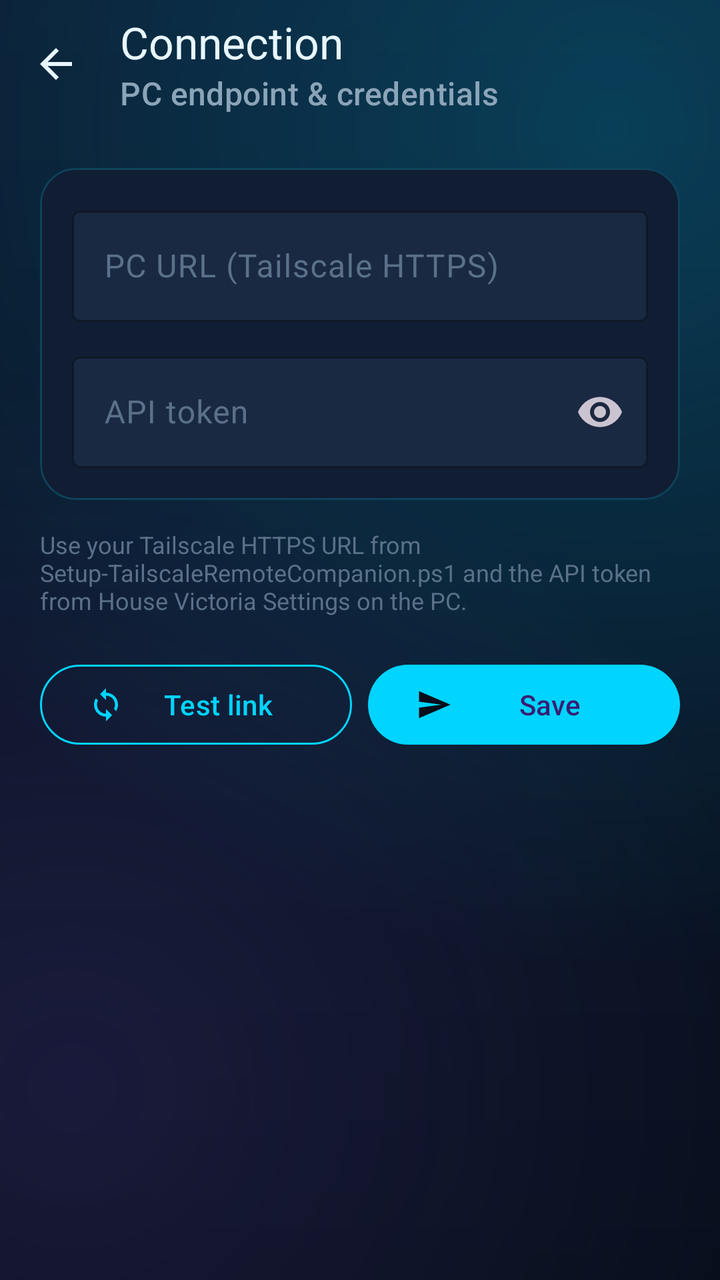
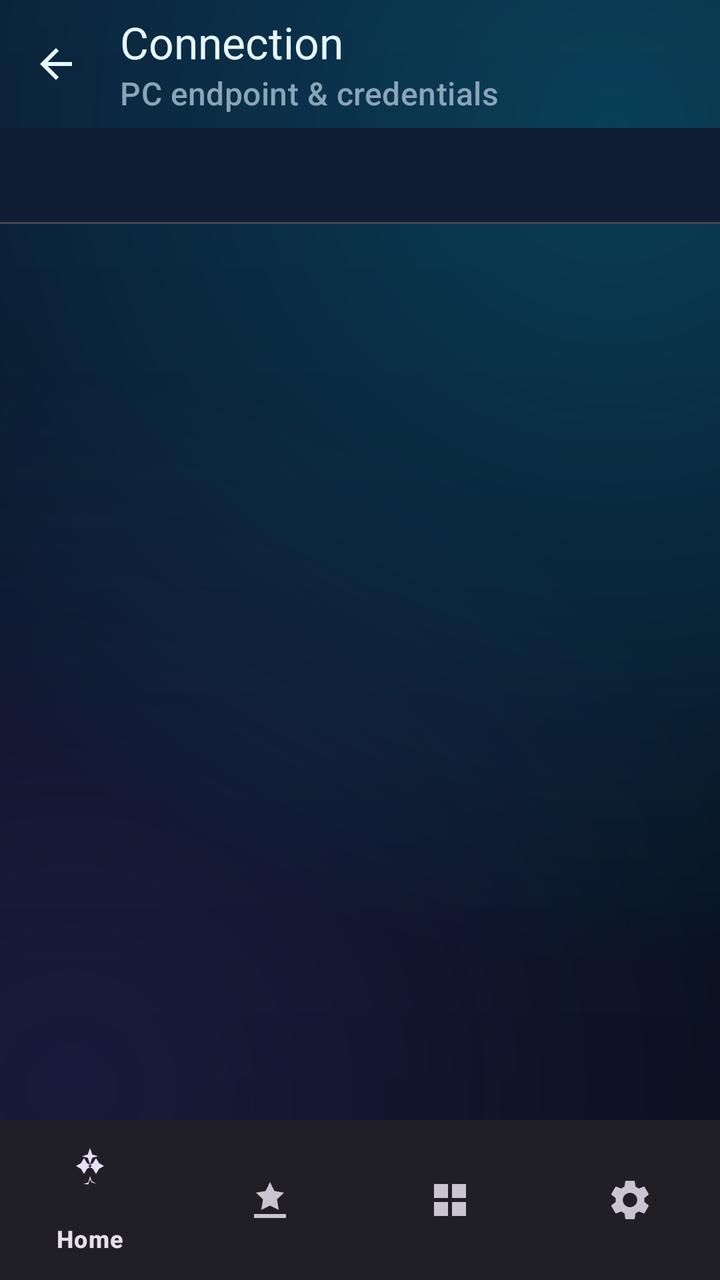

The first picture is an Android layout as it rendered before a commit; the second is the same layout after the commit. The layout source and the unified diff follow.
<!-- AndroidManifest.xml: application theme Theme.RemoteCompanion -->
<!-- res/layout/activity_settings.xml -->
<?xml version="1.0" encoding="utf-8"?>
<androidx.coordinatorlayout.widget.CoordinatorLayout xmlns:android="http://schemas.android.com/apk/res/android"
    xmlns:app="http://schemas.android.com/apk/res-auto"
    android:layout_width="match_parent"
    android:layout_height="match_parent"
    android:background="@drawable/bg_mesh"
    android:fitsSystemWindows="true">

    <com.google.android.material.appbar.AppBarLayout
        android:layout_width="match_parent"
        android:layout_height="wrap_content"
        android:background="@android:color/transparent"
        app:elevation="0dp">

        <com.google.android.material.appbar.MaterialToolbar
            android:id="@+id/settingsToolbar"
            style="@style/Widget.RemoteCompanion.Toolbar"
            android:layout_width="match_parent"
            android:layout_height="?attr/actionBarSize"
            app:navigationIcon="@drawable/ic_back"
            app:subtitle="@string/settings_subtitle"
            app:title="@string/settings_title" />
    </com.google.android.material.appbar.AppBarLayout>

    <androidx.core.widget.NestedScrollView
        android:layout_width="match_parent"
        android:layout_height="match_parent"
        android:padding="20dp"
        app:layout_behavior="@string/appbar_scrolling_view_behavior">

        <LinearLayout
            android:layout_width="match_parent"
            android:layout_height="wrap_content"
            android:orientation="vertical">

            <com.google.android.material.card.MaterialCardView
                android:layout_width="match_parent"
                android:layout_height="wrap_content"
                app:cardBackgroundColor="@color/hv_surface"
                app:cardCornerRadius="18dp"
                app:strokeColor="@color/hv_bubble_stroke"
                app:strokeWidth="1dp">

                <LinearLayout
                    android:layout_width="match_parent"
                    android:layout_height="wrap_content"
                    android:orientation="vertical"
                    android:padding="16dp">

                    <com.google.android.material.textfield.TextInputLayout
                        style="@style/Widget.RemoteCompanion.InputBar"
                        android:layout_width="match_parent"
                        android:layout_height="wrap_content"
                        android:hint="@string/hint_base_url">

                        <com.google.android.material.textfield.TextInputEditText
                            android:id="@+id/settingsBaseUrl"
                            android:layout_width="match_parent"
                            android:layout_height="wrap_content"
                            android:inputType="textUri"
                            android:singleLine="true"
                            android:textColor="@color/hv_text_primary" />
                    </com.google.android.material.textfield.TextInputLayout>

                    <com.google.android.material.textfield.TextInputLayout
                        style="@style/Widget.RemoteCompanion.InputBar"
                        android:layout_width="match_parent"
                        android:layout_height="wrap_content"
                        android:layout_marginTop="12dp"
                        android:hint="@string/hint_api_token"
                        app:endIconMode="password_toggle">

                        <com.google.android.material.textfield.TextInputEditText
                            android:id="@+id/settingsToken"
                            android:layout_width="match_parent"
                            android:layout_height="wrap_content"
                            android:inputType="textPassword"
                            android:singleLine="true"
                            android:textColor="@color/hv_text_primary" />
                    </com.google.android.material.textfield.TextInputLayout>
                </LinearLayout>
            </com.google.android.material.card.MaterialCardView>

            <TextView
                android:layout_width="match_parent"
                android:layout_height="wrap_content"
                android:layout_marginTop="14dp"
                android:text="@string/settings_help"
                android:textColor="@color/hv_text_muted"
                android:textSize="12sp" />

            <LinearLayout
                android:layout_width="match_parent"
                android:layout_height="wrap_content"
                android:layout_marginTop="20dp"
                android:orientation="horizontal">

                <com.google.android.material.button.MaterialButton
                    android:id="@+id/settingsTestButton"
                    style="@style/Widget.Material3.Button.OutlinedButton"
                    android:layout_width="0dp"
                    android:layout_height="wrap_content"
                    android:layout_marginEnd="8dp"
                    android:layout_weight="1"
                    android:text="@string/button_test_connection"
                    app:icon="@drawable/ic_refresh"
                    app:strokeColor="@color/hv_primary" />

                <com.google.android.material.button.MaterialButton
                    android:id="@+id/settingsSaveButton"
                    android:layout_width="0dp"
                    android:layout_height="wrap_content"
                    android:layout_weight="1"
                    android:text="@string/button_save"
                    app:backgroundTint="@color/hv_primary"
                    app:icon="@drawable/ic_send"
                    app:iconTint="@color/hv_background" />
            </LinearLayout>

            <TextView
                android:id="@+id/settingsHealthResult"
                android:layout_width="match_parent"
                android:layout_height="wrap_content"
                android:layout_marginTop="14dp"
                android:textColor="@color/hv_text_secondary"
                android:textSize="13sp" />
        </LinearLayout>
    </androidx.core.widget.NestedScrollView>
</androidx.coordinatorlayout.widget.CoordinatorLayout>
<!-- resources referenced by this layout -->
<resources>
  <color name="hv_background">#070E1A</color>
  <color name="hv_bubble_stroke">#3300D4FF</color>
  <color name="hv_primary">#00D4FF</color>
  <color name="hv_surface">#111D32</color>
  <color name="hv_text_muted">#5A7188</color>
  <color name="hv_text_primary">#E8F7FF</color>
  <color name="hv_text_secondary">#8BA4B8</color>
  <!-- drawable ic_back (drawable) -->
  <vector xmlns:android="http://schemas.android.com/apk/res/android"
      android:width="24dp"
      android:height="24dp"
      android:viewportWidth="24"
      android:viewportHeight="24">
      <path
          android:fillColor="#E8F7FF"
          android:pathData="M20,11H7.83l5.59,-5.59L12,4l-8,8 8,8 1.41,-1.41L7.83,13H20v-2z" />
  </vector>
  <!-- drawable ic_refresh (drawable) -->
  <vector xmlns:android="http://schemas.android.com/apk/res/android"
      android:width="24dp"
      android:height="24dp"
      android:viewportWidth="24"
      android:viewportHeight="24">
      <path
          android:fillColor="#8BA4B8"
          android:pathData="M12,4V1L8,5l4,4V6c3.31,0 6,2.69 6,6 0,1.01 -0.25,1.97 -0.7,2.8l1.46,1.46C19.54,15.03 20,13.57 20,12c0,-4.42 -3.58,-8 -8,-8zM12,18c-3.31,0 -6,-2.69 -6,-6 0,-1.01 0.25,-1.97 0.7,-2.8L5.24,7.74C4.46,8.97 4,10.43 4,12c0,4.42 3.58,8 8,8v3l4,-4 -4,-4v3z" />
  </vector>
  <!-- drawable ic_send (drawable) -->
  <vector xmlns:android="http://schemas.android.com/apk/res/android"
      android:width="24dp"
      android:height="24dp"
      android:viewportWidth="24"
      android:viewportHeight="24">
      <path
          android:fillColor="#E8F7FF"
          android:pathData="M2.01,21L23,12 2.01,3 2,10l15,2 -15,2z" />
  </vector>
  <string name="button_save">Save</string>
  <string name="button_test_connection">Test link</string>
  <string name="hint_api_token">API token</string>
  <string name="hint_base_url">PC URL (Tailscale HTTPS)</string>
  <string name="settings_help">Use your Tailscale HTTPS URL from Setup-TailscaleRemoteCompanion.ps1 and the API token from House Victoria Settings on the PC.</string>
  <string name="settings_subtitle">PC endpoint &amp; credentials</string>
  <string name="settings_title">Connection</string>
  <style name="Widget.RemoteCompanion.InputBar" parent="Widget.Material3.TextInputLayout.OutlinedBox">
          <item name="boxBackgroundColor">@color/hv_surface_elevated</item>
          <item name="boxStrokeColor">@color/hv_bubble_stroke</item>
          <item name="hintTextColor">@color/hv_text_muted</item>
          <item name="android:textColorHint">@color/hv_text_muted</item>
      </style>
  <style name="Widget.RemoteCompanion.Toolbar" parent="Widget.Material3.Toolbar">
          <item name="android:background">@android:color/transparent</item>
          <item name="titleTextColor">@color/hv_text_primary</item>
          <item name="subtitleTextColor">@color/hv_text_secondary</item>
      </style>
  <style name="Theme.RemoteCompanion" parent="Theme.Material3.Dark.NoActionBar">
          <item name="colorPrimary">@color/hv_primary</item>
          <item name="colorPrimaryContainer">@color/hv_surface_elevated</item>
          <item name="colorSecondary">@color/hv_accent</item>
          <item name="colorSurface">@color/hv_surface</item>
          <item name="android:colorBackground">@color/hv_background</item>
          <item name="android:statusBarColor">@android:color/transparent</item>
          <item name="android:navigationBarColor">@android:color/transparent</item>
          <item name="android:windowLightStatusBar">false</item>
          <item name="android:windowBackground">@drawable/bg_mesh</item>
      </style>
  <color name="hv_surface_elevated">#1A2942</color>
  <color name="hv_accent">#8B5CF6</color>
  <!-- unchanged entries left out for length: 1 -->
</resources>

<!-- the commit's change to res/layout/activity_settings.xml (unified diff, before → after) -->
@@ -1,6 +1,7 @@
 <?xml version="1.0" encoding="utf-8"?>
 <androidx.coordinatorlayout.widget.CoordinatorLayout xmlns:android="http://schemas.android.com/apk/res/android"
     xmlns:app="http://schemas.android.com/apk/res-auto"
+    android:id="@+id/settingsRoot"
     android:layout_width="match_parent"
     android:layout_height="match_parent"
     android:background="@drawable/bg_mesh"
@@ -20,110 +21,27 @@
             app:navigationIcon="@drawable/ic_back"
             app:subtitle="@string/settings_subtitle"
             app:title="@string/settings_title" />
+
+        <com.google.android.material.tabs.TabLayout
+            android:id="@+id/settingsTabs"
+            android:layout_width="match_parent"
+            android:layout_height="wrap_content"
+            app:tabIndicatorColor="@color/hv_primary"
+            app:tabSelectedTextColor="@color/hv_primary"
+            app:tabTextColor="@color/hv_text_secondary" />
     </com.google.android.material.appbar.AppBarLayout>
 
-    <androidx.core.widget.NestedScrollView
+    <androidx.viewpager2.widget.ViewPager2
+        android:id="@+id/settingsPager"
         android:layout_width="match_parent"
         android:layout_height="match_parent"
-        android:padding="20dp"
-        app:layout_behavior="@string/appbar_scrolling_view_behavior">
+        android:paddingBottom="72dp"
+        app:layout_behavior="@string/appbar_scrolling_view_behavior" />
 
-        <LinearLayout
-            android:layout_width="match_parent"
-            android:layout_height="wrap_content"
-            android:orientation="vertical">
-
-            <com.google.android.material.card.MaterialCardView
-                android:layout_width="match_parent"
-                android:layout_height="wrap_content"
-                app:cardBackgroundColor="@color/hv_surface"
-                app:cardCornerRadius="18dp"
-                app:strokeColor="@color/hv_bubble_stroke"
-                app:strokeWidth="1dp">
-
-                <LinearLayout
-                    android:layout_width="match_parent"
-                    android:layout_height="wrap_content"
-                    android:orientation="vertical"
-                    android:padding="16dp">
-
-                    <com.google.android.material.textfield.TextInputLayout
-                        style="@style/Widget.RemoteCompanion.InputBar"
-                        android:layout_width="match_parent"
-                        android:layout_height="wrap_content"
-                        android:hint="@string/hint_base_url">
-
-                        <com.google.android.material.textfield.TextInputEditText
-                            android:id="@+id/settingsBaseUrl"
-                            android:layout_width="match_parent"
-                            android:layout_height="wrap_content"
-                            android:inputType="textUri"
-                            android:singleLine="true"
-                            android:textColor="@color/hv_text_primary" />
-                    </com.google.android.material.textfield.TextInputLayout>
-
-                    <com.google.android.material.textfield.TextInputLayout
-                        style="@style/Widget.RemoteCompanion.InputBar"
-                        android:layout_width="match_parent"
-                        android:layout_height="wrap_content"
-                        android:layout_marginTop="12dp"
-                        android:hint="@string/hint_api_token"
-                        app:endIconMode="password_toggle">
-
-                        <com.google.android.material.textfield.TextInputEditText
-                            android:id="@+id/settingsToken"
-                            android:layout_width="match_parent"
-                            android:layout_height="wrap_content"
-                            android:inputType="textPassword"
-                            android:singleLine="true"
-                            android:textColor="@color/hv_text_primary" />
-                    </com.google.android.material.textfield.TextInputLayout>
-                </LinearLayout>
-            </com.google.android.material.card.MaterialCardView>
-
-            <TextView
-                android:layout_width="match_parent"
-                android:layout_height="wrap_content"
-                android:layout_marginTop="14dp"
-                android:text="@string/settings_help"
-                android:textColor="@color/hv_text_muted"
-                android:textSize="12sp" />
-
-            <LinearLayout
-                android:layout_width="match_parent"
-                android:layout_height="wrap_content"
-                android:layout_marginTop="20dp"
-                android:orientation="horizontal">
-
-                <com.google.android.material.button.MaterialButton
-                    android:id="@+id/settingsTestButton"
-                    style="@style/Widget.Material3.Button.OutlinedButton"
-                    android:layout_width="0dp"
-                    android:layout_height="wrap_content"
-                    android:layout_marginEnd="8dp"
-                    android:layout_weight="1"
-                    android:text="@string/button_test_connection"
-                    app:icon="@drawable/ic_refresh"
-                    app:strokeColor="@color/hv_primary" />
-
-                <com.google.android.material.button.MaterialButton
-                    android:id="@+id/settingsSaveButton"
-                    android:layout_width="0dp"
-                    android:layout_height="wrap_content"
-                    android:layout_weight="1"
-                    android:text="@string/button_save"
-                    app:backgroundTint="@color/hv_primary"
-                    app:icon="@drawable/ic_send"
-                    app:iconTint="@color/hv_background" />
-            </LinearLayout>
-
-            <TextView
-                android:id="@+id/settingsHealthResult"
-                android:layout_width="match_parent"
-                android:layout_height="wrap_content"
-                android:layout_marginTop="14dp"
-                android:textColor="@color/hv_text_secondary"
-                android:textSize="13sp" />
-        </LinearLayout>
-    </androidx.core.widget.NestedScrollView>
+    <com.google.android.material.bottomnavigation.BottomNavigationView
+        android:id="@+id/bottomNav"
+        android:layout_width="match_parent"
+        android:layout_height="wrap_content"
+        android:layout_gravity="bottom"
+        app:menu="@menu/menu_bottom_nav" />
 </androidx.coordinatorlayout.widget.CoordinatorLayout>
<!-- resource entries referenced after the edit -->
@@ -1,10 +1,8 @@
 <!-- resources referenced by this layout -->
 <resources>
   <color name="hv_background">#070E1A</color>
-  <color name="hv_bubble_stroke">#3300D4FF</color>
   <color name="hv_primary">#00D4FF</color>
   <color name="hv_surface">#111D32</color>
-  <color name="hv_text_muted">#5A7188</color>
   <color name="hv_text_primary">#E8F7FF</color>
   <color name="hv_text_secondary">#8BA4B8</color>
   <!-- drawable ic_back (drawable) -->
@@ -17,39 +15,8 @@
           android:fillColor="#E8F7FF"
           android:pathData="M20,11H7.83l5.59,-5.59L12,4l-8,8 8,8 1.41,-1.41L7.83,13H20v-2z" />
   </vector>
-  <!-- drawable ic_refresh (drawable) -->
-  <vector xmlns:android="http://schemas.android.com/apk/res/android"
-      android:width="24dp"
-      android:height="24dp"
-      android:viewportWidth="24"
-      android:viewportHeight="24">
-      <path
-          android:fillColor="#8BA4B8"
-          android:pathData="M12,4V1L8,5l4,4V6c3.31,0 6,2.69 6,6 0,1.01 -0.25,1.97 -0.7,2.8l1.46,1.46C19.54,15.03 20,13.57 20,12c0,-4.42 -3.58,-8 -8,-8zM12,18c-3.31,0 -6,-2.69 -6,-6 0,-1.01 0.25,-1.97 0.7,-2.8L5.24,7.74C4.46,8.97 4,10.43 4,12c0,4.42 3.58,8 8,8v3l4,-4 -4,-4v3z" />
-  </vector>
-  <!-- drawable ic_send (drawable) -->
-  <vector xmlns:android="http://schemas.android.com/apk/res/android"
-      android:width="24dp"
-      android:height="24dp"
-      android:viewportWidth="24"
-      android:viewportHeight="24">
-      <path
-          android:fillColor="#E8F7FF"
-          android:pathData="M2.01,21L23,12 2.01,3 2,10l15,2 -15,2z" />
-  </vector>
-  <string name="button_save">Save</string>
-  <string name="button_test_connection">Test link</string>
-  <string name="hint_api_token">API token</string>
-  <string name="hint_base_url">PC URL (Tailscale HTTPS)</string>
-  <string name="settings_help">Use your Tailscale HTTPS URL from Setup-TailscaleRemoteCompanion.ps1 and the API token from House Victoria Settings on the PC.</string>
   <string name="settings_subtitle">PC endpoint &amp; credentials</string>
   <string name="settings_title">Connection</string>
-  <style name="Widget.RemoteCompanion.InputBar" parent="Widget.Material3.TextInputLayout.OutlinedBox">
-          <item name="boxBackgroundColor">@color/hv_surface_elevated</item>
-          <item name="boxStrokeColor">@color/hv_bubble_stroke</item>
-          <item name="hintTextColor">@color/hv_text_muted</item>
-          <item name="android:textColorHint">@color/hv_text_muted</item>
-      </style>
   <style name="Widget.RemoteCompanion.Toolbar" parent="Widget.Material3.Toolbar">
           <item name="android:background">@android:color/transparent</item>
           <item name="titleTextColor">@color/hv_text_primary</item>
